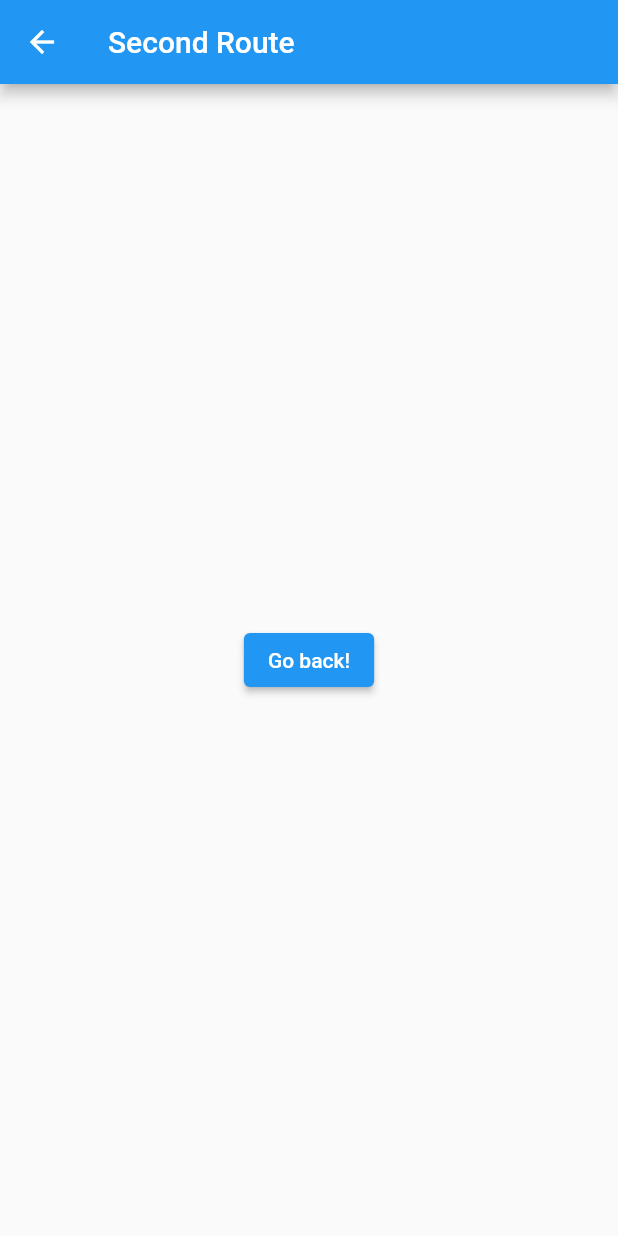
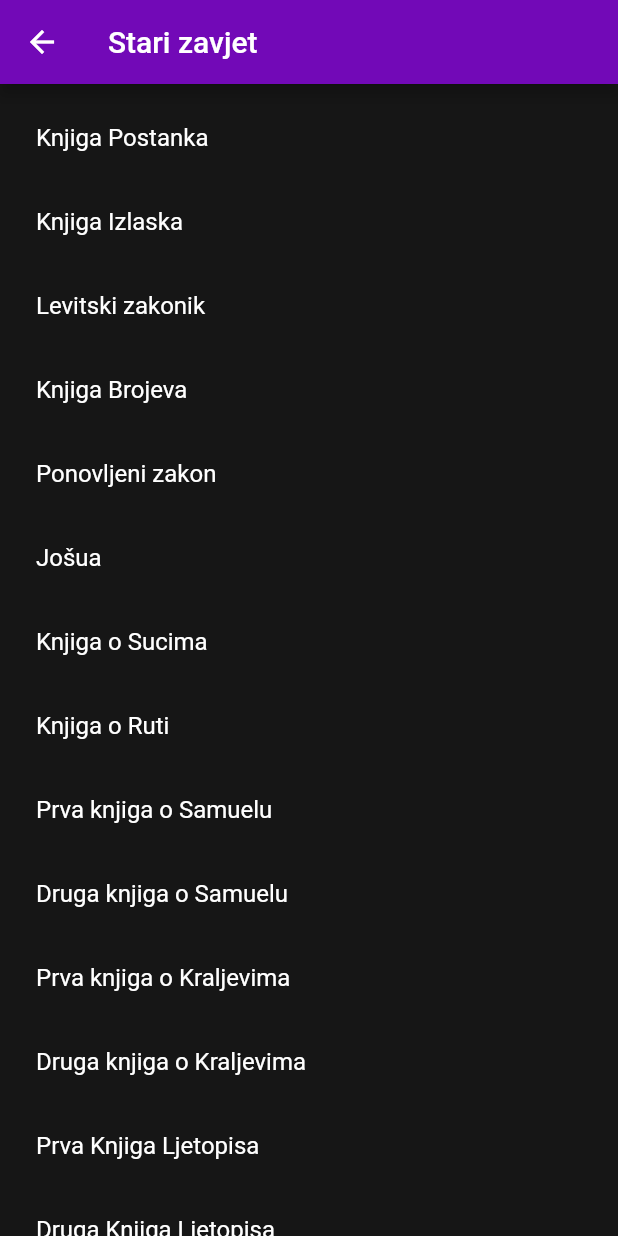
Before and after one commit to IvanVnucec/Biblija-KS, a Flutter app: the ListOldTestamentBooks screen opened directly, on a phone screen of 412 x 824 dp. Run offline on Flutter 3.47's test engine with Material 2 defaults, Android fonts, the phone set to English and light mode, and no system bars.

Commit message:
add old testament books change old testament books list colors

```diff
--- a/app/bible/lib/pages/testament_list.dart
+++ b/app/bible/lib/pages/testament_list.dart
@@ -1,24 +1,110 @@
+import 'package:bible/res/colors.dart';
 import 'package:flutter/material.dart';
 
-// TODO: Add just one class
+ListTile testamentBookContainer(String bookName) {
+  return ListTile(
+    title: Text(bookName),
+    textColor: MyColors.appBarForegroundColor,
+    onTap: () {},
+  );
+}
 
 class ListOldTestamentBooks extends StatelessWidget {
+  static var oldTestamentBooksSortedList = <Widget>[
+      testamentBookContainer('Knjiga Postanka'),
+      testamentBookContainer('Knjiga Izlaska'),
+      testamentBookContainer('Levitski zakonik'),
+      testamentBookContainer('Knjiga Brojeva'),
+      testamentBookContainer('Ponovljeni zakon'),
+      testamentBookContainer('Jošua'),
+      testamentBookContainer('Knjiga o Sucima'),
+      testamentBookContainer('Knjiga o Ruti'),
+      testamentBookContainer('Prva knjiga o Samuelu'),
+      testamentBookContainer('Druga knjiga o Samuelu'),
+      testamentBookContainer('Prva knjiga o Kraljevima'),
+      testamentBookContainer('Druga knjiga o Kraljevima'),
+      testamentBookContainer('Prva Knjiga Ljetopisa'),
+      testamentBookContainer('Druga Knjiga Ljetopisa'),
+      testamentBookContainer('Ezra'),
+      testamentBookContainer('Nehemija'),
+      testamentBookContainer('Tobija'),
+      testamentBookContainer('Judita'),
+      testamentBookContainer('Estera'),
+      testamentBookContainer('Prva knjiga o Makabejcima'),
+      testamentBookContainer('Druga knjiga o Makabejcima'),
+      testamentBookContainer('Knjiga o Jobu'),
+      testamentBookContainer('Psalmi'),
+      testamentBookContainer('Mudre izreke'),
+      testamentBookContainer('Propovjednik'),
+      testamentBookContainer('Pjesma nad pjesmama'),
+      testamentBookContainer('Knjiga Mudrosti'),
+      testamentBookContainer('Knjiga Sirahova'),
+      testamentBookContainer('Izaija'),
+      testamentBookContainer('Jeremija'),
+      testamentBookContainer('Tužaljke'),
+      testamentBookContainer('Baruh'),
+      testamentBookContainer('Ezekiel'),
+      testamentBookContainer('Daniel'),
+      testamentBookContainer('Hošea'),
+      testamentBookContainer('Joel'),
+      testamentBookContainer('Amos'),
+      testamentBookContainer('Obadija'),
+      testamentBookContainer('Jona'),
+      testamentBookContainer('Mihej'),
+      testamentBookContainer('Nahum'),
+      testamentBookContainer('Habakuk'),
+      testamentBookContainer('Sefanija'),
+      testamentBookContainer('Hagaj'),
+      testamentBookContainer('Zaharija'),
+      testamentBookContainer('Malahija'),
+      //testamentBookContainer('Evanđelje po Mateju'),
+      //testamentBookContainer('Evanđelje po Marku'),
+      //testamentBookContainer('Evanđelje po Luki'),
+      //testamentBookContainer('Evanđelje po Ivanu'),
+      //testamentBookContainer('Djela apostolska'),
+      //testamentBookContainer('Poslanica Rimljanima'),
+      //testamentBookContainer('Prva poslanica Korinćanima'),
+      //testamentBookContainer('Druga poslanica Korinćanima'),
+      //testamentBookContainer('Poslanica Galaćanima'),
+      //testamentBookContainer('Poslanica Efežanima'),
+      //testamentBookContainer('Poslanica Filipljanima'),
+      //testamentBookContainer('Poslanica Kološanima'),
+      //testamentBookContainer('Prva poslanica Solunjanima'),
+      //testamentBookContainer('Druga poslanica Solunjanima'),
+      //testamentBookContainer('Prva poslanica Timoteju'),
+      //testamentBookContainer('Druga poslanica Timoteju'),
+      //testamentBookContainer('Poslanica Titu'),
+      //testamentBookContainer('Poslanica Filemonu'),
+      //testamentBookContainer('Poslanica Hebrejima'),
+      //testamentBookContainer('Jakovljeva poslanica'),
+      //testamentBookContainer('Prva Petrova poslanica'),
+      //testamentBookContainer('Druga Petrova poslanica'),
+      //testamentBookContainer('Prva Ivanova poslanica'),
+      //testamentBookContainer('Druga Ivanova poslanica'),
+      //testamentBookContainer('Treća Ivanova poslanica'),
+      //testamentBookContainer('Poslanica Jude apostola'),
+      //testamentBookContainer('Otkrivenje'),
+    ];
+
   const ListOldTestamentBooks({Key? key}) : super(key: key);
+
+  static ListView booksList = ListView(
+    padding: const EdgeInsets.all(8),
+    children: oldTestamentBooksSortedList,
+  );
 
   @override
   Widget build(BuildContext context) {
     return Scaffold(
       appBar: AppBar(
-        title: const Text('Second Route'),
+        title: const Text('Stari zavjet'),
+        foregroundColor: MyColors.appBarForegroundColor,
+        backgroundColor: MyColors.testamentButtonBackgroundColors[0],
       ),
       body: Center(
-        child: ElevatedButton(
-          onPressed: () {
-            Navigator.pop(context);
-          },
-          child: const Text('Go back!'),
-        ),
+        child: booksList,
       ),
+      backgroundColor: MyColors.homeBackgroundColor,
     );
   }
 }
```
